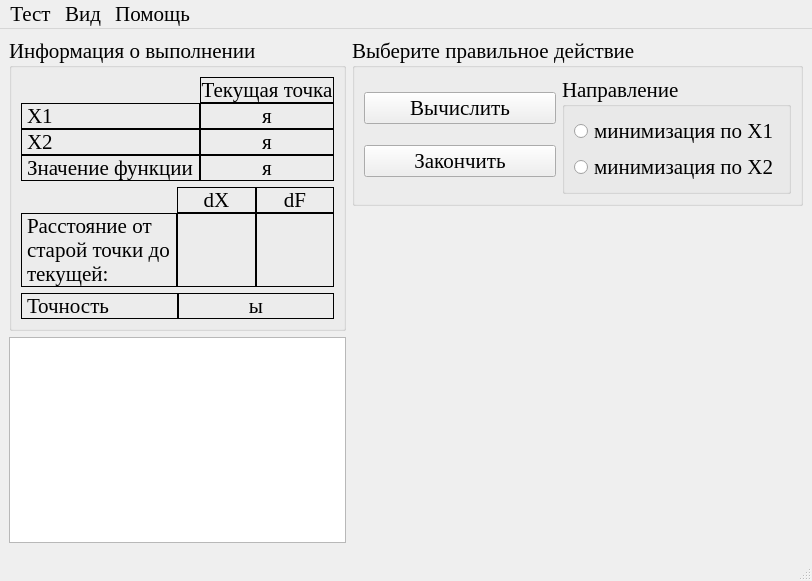
Above: optimizationmethods/ui/CWdescent_md.ui from Eliminationzx/optimizationmethods before the change. Below: the same form after it.
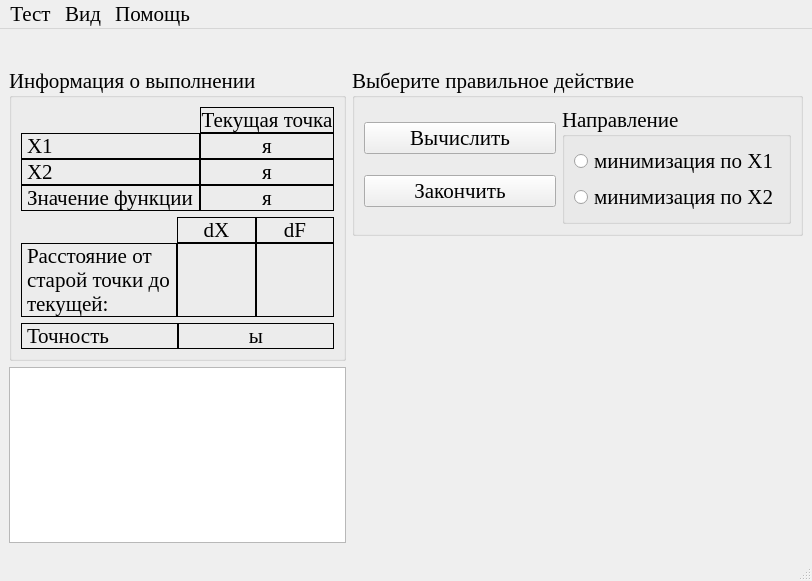
That is the form after the change. Icons and pictures are not drawn.

The edit to the form file:
```diff
--- a/optimizationmethods/ui/CWdescent_md.ui
+++ b/optimizationmethods/ui/CWdescent_md.ui
@@ -28,7 +28,14 @@
   </property>
   <widget class="QWidget" name="centralwidget">
    <layout class="QGridLayout" name="gridLayout_5" columnstretch="1,2">
-    <item row="0" column="0" rowspan="2">
+    <item row="0" column="0" colspan="2">
+     <widget class="QLabel" name="func">
+      <property name="alignment">
+       <set>Qt::AlignCenter</set>
+      </property>
+     </widget>
+    </item>
+    <item row="1" column="0" rowspan="2">
      <widget class="QGroupBox" name="groupBox_2">
       <property name="title">
        <string>Информация о выполнении</string>
@@ -255,7 +262,7 @@
       </layout>
      </widget>
     </item>
-    <item row="0" column="1">
+    <item row="1" column="1">
      <widget class="QGroupBox" name="groupBox_3">
       <property name="title">
        <string>Выберите правильное действие</string>
@@ -332,7 +339,7 @@
       </layout>
      </widget>
     </item>
-    <item row="2" column="0">
+    <item row="3" column="0">
      <widget class="QTextBrowser" name="LogTxtBrsr">
       <property name="font">
        <font>
```
